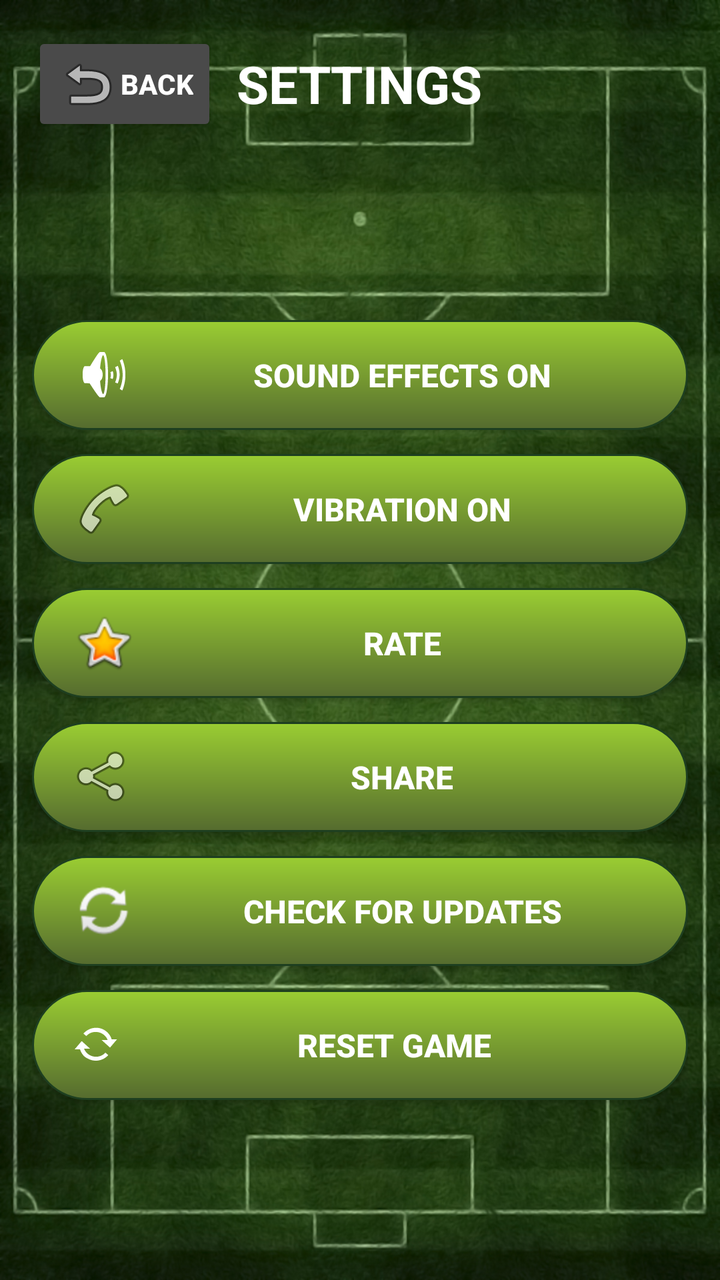
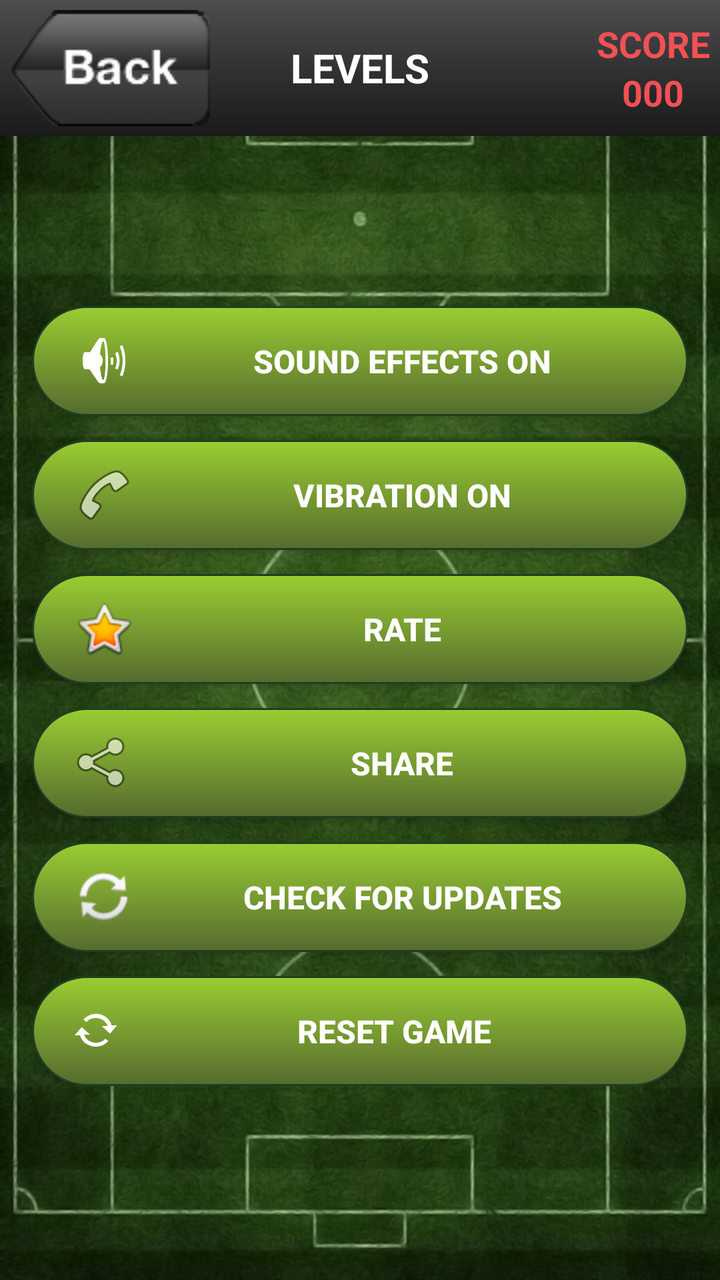

The first picture is an Android layout as it rendered before a commit; the second is the same layout after the commit. The layout source and the unified diff follow.
<!-- AndroidManifest.xml: application theme Theme.Football2 -->
<!-- res/layout/activity_settings.xml -->
<?xml version="1.0" encoding="utf-8"?>
<LinearLayout xmlns:android="http://schemas.android.com/apk/res/android"
    android:layout_width="match_parent"
    android:layout_height="match_parent"
    android:background="@drawable/field"
    android:orientation="vertical"
    android:gravity="center_horizontal"
    android:padding="16dp">

    
    <RelativeLayout
        android:layout_width="match_parent"
        android:layout_height="wrap_content"
        android:layout_marginBottom="30dp">

        <androidx.appcompat.widget.AppCompatButton
            android:id="@+id/btnBack"
            android:layout_width="wrap_content"
            android:layout_height="wrap_content"
            android:layout_alignParentStart="true"
            android:backgroundTint="#4A4A4A"
            android:drawableStart="@android:drawable/ic_menu_revert"
            android:text="Back"
            android:textColor="#FFFFFF"
            android:textStyle="bold" />

        <TextView
            android:layout_width="wrap_content"
            android:layout_height="wrap_content"
            android:layout_centerInParent="true"
            android:text="SETTINGS"
            android:textColor="#FFFFFF"
            android:textSize="26sp"
            android:textStyle="bold" />
    </RelativeLayout>

    
    <LinearLayout
        android:layout_width="match_parent"
        android:layout_height="0dp"
        android:layout_weight="1"
        android:gravity="center"
        android:orientation="vertical">

        <androidx.appcompat.widget.AppCompatButton
            android:id="@+id/btnSound"
            style="@style/SettingsButtonStyle"
            android:drawableStart="@android:drawable/ic_lock_silent_mode_off"
            android:text="SOUND EFFECTS ON" />

        <androidx.appcompat.widget.AppCompatButton
            android:id="@+id/btnVibration"
            style="@style/SettingsButtonStyle"
            android:drawableStart="@android:drawable/ic_menu_call"
            android:text="VIBRATION ON" />

        <androidx.appcompat.widget.AppCompatButton
            android:id="@+id/btnRate"
            style="@style/SettingsButtonStyle"
            android:drawableStart="@android:drawable/btn_star_big_on"
            android:text="RATE" />

        <androidx.appcompat.widget.AppCompatButton
            android:id="@+id/btnShare"
            style="@style/SettingsButtonStyle"
            android:drawableStart="@android:drawable/ic_menu_share"
            android:text="SHARE" />

        <androidx.appcompat.widget.AppCompatButton
            android:id="@+id/btnCheckUpdates"
            style="@style/SettingsButtonStyle"
            android:drawableStart="@android:drawable/ic_popup_sync"
            android:text="CHECK FOR UPDATES" />

        <androidx.appcompat.widget.AppCompatButton
            android:id="@+id/btnResetGame"
            style="@style/SettingsButtonStyle"
            android:drawableStart="@android:drawable/stat_notify_sync"
            android:text="RESET GAME" />

    </LinearLayout>

</LinearLayout>
<!-- resources referenced by this layout -->
<resources>
  <!-- drawable field: jpg bitmap (drawable, 332757 bytes) -->
  <style name="SettingsButtonStyle">
          <item name="android:layout_width">match_parent</item>
          <item name="android:layout_height">55dp</item>
          <item name="android:layout_marginBottom">12dp</item>
          <item name="android:background">@drawable/btn_settings_bg</item>
          <item name="android:textColor">#FFFFFF</item>
          <item name="android:textSize">16sp</item>
          <item name="android:textStyle">bold</item>
          <item name="android:paddingStart">20dp</item>
          <item name="android:paddingEnd">20dp</item>
          <item name="android:drawablePadding">10dp</item>
      </style>
  <style name="Theme.Football2" parent="Base.Theme.Football2" />
  <!-- drawable btn_settings_bg (drawable) -->
  <?xml version="1.0" encoding="utf-8"?>
  <shape xmlns:android="http://schemas.android.com/apk/res/android"
      android:shape="rectangle">
      <corners android:radius="30dp" />
      <gradient
          android:angle="270"
          android:endColor="#556B2F"
          android:startColor="#9ACD32" />
      <stroke
          android:width="1dp"
          android:color="#1E3F20" />
  </shape>
  <style name="Base.Theme.Football2" parent="Theme.Material3.DayNight.NoActionBar">
          
          
      </style>
</resources>

<!-- the commit's change to res/layout/activity_settings.xml (unified diff, before → after) -->
@@ -1,46 +1,32 @@
 <?xml version="1.0" encoding="utf-8"?>
-<LinearLayout xmlns:android="http://schemas.android.com/apk/res/android"
+<androidx.constraintlayout.widget.ConstraintLayout xmlns:android="http://schemas.android.com/apk/res/android"
+    xmlns:app="http://schemas.android.com/apk/res-auto"
     android:layout_width="match_parent"
     android:layout_height="match_parent"
     android:background="@drawable/field"
-    android:orientation="vertical"
-    android:gravity="center_horizontal"
-    android:padding="16dp">
+    android:fitsSystemWindows="true">
 
     
-    <RelativeLayout
-        android:layout_width="match_parent"
+    <include
+        android:id="@+id/toolbar"
+        layout="@layout/toolbar_common"
+        android:layout_width="0dp"
         android:layout_height="wrap_content"
-        android:layout_marginBottom="30dp">
-
-        <androidx.appcompat.widget.AppCompatButton
-            android:id="@+id/btnBack"
-            android:layout_width="wrap_content"
-            android:layout_height="wrap_content"
-            android:layout_alignParentStart="true"
-            android:backgroundTint="#4A4A4A"
-            android:drawableStart="@android:drawable/ic_menu_revert"
-            android:text="Back"
-            android:textColor="#FFFFFF"
-            android:textStyle="bold" />
-
-        <TextView
-            android:layout_width="wrap_content"
-            android:layout_height="wrap_content"
-            android:layout_centerInParent="true"
-            android:text="SETTINGS"
-            android:textColor="#FFFFFF"
-            android:textSize="26sp"
-            android:textStyle="bold" />
-    </RelativeLayout>
+        app:layout_constraintEnd_toEndOf="parent"
+        app:layout_constraintStart_toStartOf="parent"
+        app:layout_constraintTop_toTopOf="parent" />
 
     
     <LinearLayout
-        android:layout_width="match_parent"
+        android:layout_width="0dp"
         android:layout_height="0dp"
-        android:layout_weight="1"
         android:gravity="center"
-        android:orientation="vertical">
+        android:orientation="vertical"
+        android:padding="16dp"
+        app:layout_constraintBottom_toBottomOf="parent"
+        app:layout_constraintEnd_toEndOf="parent"
+        app:layout_constraintStart_toStartOf="parent"
+        app:layout_constraintTop_toBottomOf="@+id/toolbar">
 
         <androidx.appcompat.widget.AppCompatButton
             android:id="@+id/btnSound"
@@ -80,4 +66,68 @@
 
     </LinearLayout>
 
+</androidx.constraintlayout.widget.ConstraintLayout>
+<!-- res/layout/toolbar_common.xml (included above) -->
+<?xml version="1.0" encoding="utf-8"?>
+<RelativeLayout xmlns:android="http://schemas.android.com/apk/res/android"
+android:id="@+id/titleBar"
+android:layout_width="match_parent"
+android:layout_height="50dp"
+android:layout_alignParentTop="true"
+android:background="@drawable/title_bar"
+android:orientation="horizontal" >
+
+<ImageButton
+    android:id="@+id/back1"
+    android:layout_width="wrap_content"
+    android:layout_height="wrap_content"
+    android:layout_centerVertical="true"
+    android:layout_alignParentLeft="true"
+    android:layout_gravity="left"
+    android:layout_margin="5dip"
+    android:background="@drawable/button_back" />
+
+<TextView
+    android:id="@+id/title"
+    android:layout_width="wrap_content"
+    android:layout_height="wrap_content"
+    android:layout_centerHorizontal="true"
+    android:layout_centerVertical="true"
+    android:text="LEVELS"
+    android:textAppearance="?android:attr/textAppearanceLarge"
+    android:textColor="#FFF"
+    android:textSize="20sp"
+    android:textStyle="bold" />
+
+<LinearLayout
+    android:layout_width="wrap_content"
+    android:layout_height="wrap_content"
+    android:layout_alignParentRight="true"
+    android:layout_centerVertical="true"
+    android:layout_marginRight="5dp"
+    android:gravity="center"
+    android:orientation="vertical" >
+
+    <TextView
+        android:id="@+id/tvToolbarTitle"
+        android:layout_width="wrap_content"
+        android:layout_height="wrap_content"
+        android:shadowColor="#f35054"
+        android:text="SCORE"
+        android:textAppearance="?android:attr/textAppearanceMedium"
+        android:textSize="18sp"
+        android:textColor="#f35054"
+        android:textStyle="bold" />
+
+    <TextView
+        android:id="@+id/scoreValue"
+        android:layout_width="wrap_content"
+        android:layout_height="wrap_content"
+        android:text="000"
+        android:textAppearance="?android:attr/textAppearanceMedium"
+        android:textColor="#f35054"
+        android:textSize="18sp"
+        android:textStyle="bold" />
 </LinearLayout>
+
+</RelativeLayout>
<!-- resource entries referenced after the edit -->
@@ -1,6 +1,26 @@
 <!-- resources referenced by this layout -->
 <resources>
+  <!-- drawable button_back (drawable) -->
+  <?xml version="1.0" encoding="utf-8"?>
+  <selector xmlns:android="http://schemas.android.com/apk/res/android">
+  
+      <item android:drawable="@drawable/back_pressed" android:state_pressed="true"/>
+      <item android:drawable="@drawable/back" android:state_pressed="false"/>
+  
+  </selector>
   <!-- drawable field: jpg bitmap (drawable, 332757 bytes) -->
+  <!-- drawable title_bar (drawable) -->
+  <?xml version="1.0" encoding="utf-8"?>
+  <shape xmlns:android="http://schemas.android.com/apk/res/android"
+      android:shape="rectangle" >
+  
+      <gradient
+          android:angle="270"
+          android:centerColor="#323234"
+          android:endColor="#1a1a1a"
+          android:startColor="#4e4d4e" />
+  
+  </shape>
   <style name="SettingsButtonStyle">
           <item name="android:layout_width">match_parent</item>
           <item name="android:layout_height">55dp</item>
@@ -13,7 +33,12 @@
           <item name="android:paddingEnd">20dp</item>
           <item name="android:drawablePadding">10dp</item>
       </style>
-  <style name="Theme.Football2" parent="Base.Theme.Football2" />
+  <style name="Base.Theme.Football2" parent="Theme.Material3.DayNight.NoActionBar">
+          
+          
+      </style>
+  <!-- drawable back_pressed: png bitmap (drawable, 5517 bytes) -->
+  <!-- drawable back: png bitmap (drawable, 5973 bytes) -->
   <!-- drawable btn_settings_bg (drawable) -->
   <?xml version="1.0" encoding="utf-8"?>
   <shape xmlns:android="http://schemas.android.com/apk/res/android"
@@ -27,9 +52,5 @@
           android:width="1dp"
           android:color="#1E3F20" />
   </shape>
-  <style name="Base.Theme.Football2" parent="Theme.Material3.DayNight.NoActionBar">
-          
-          
-      </style>
 </resources>
 
